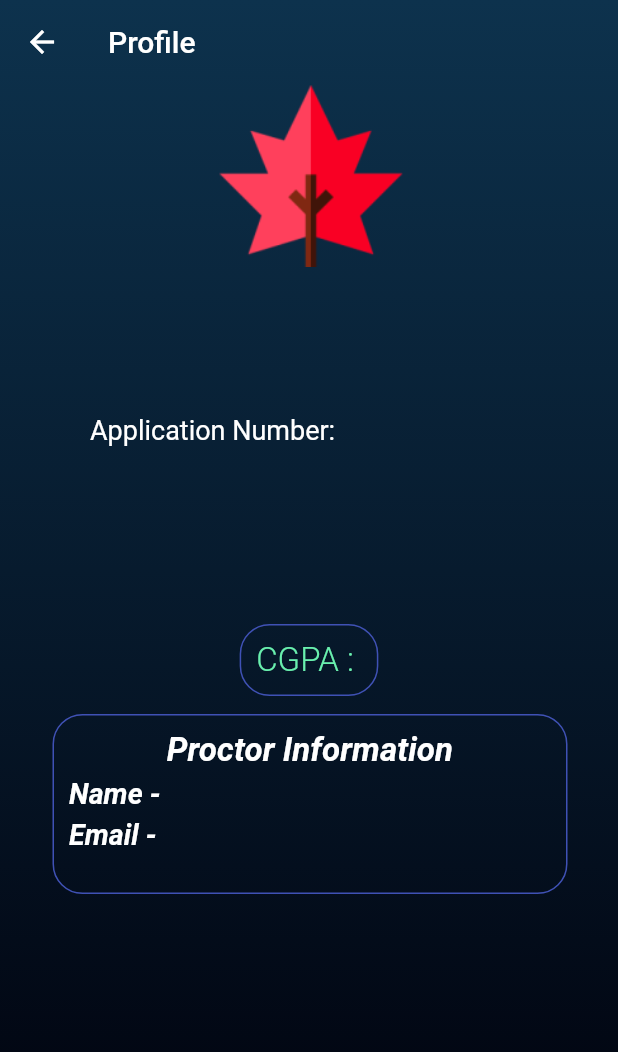
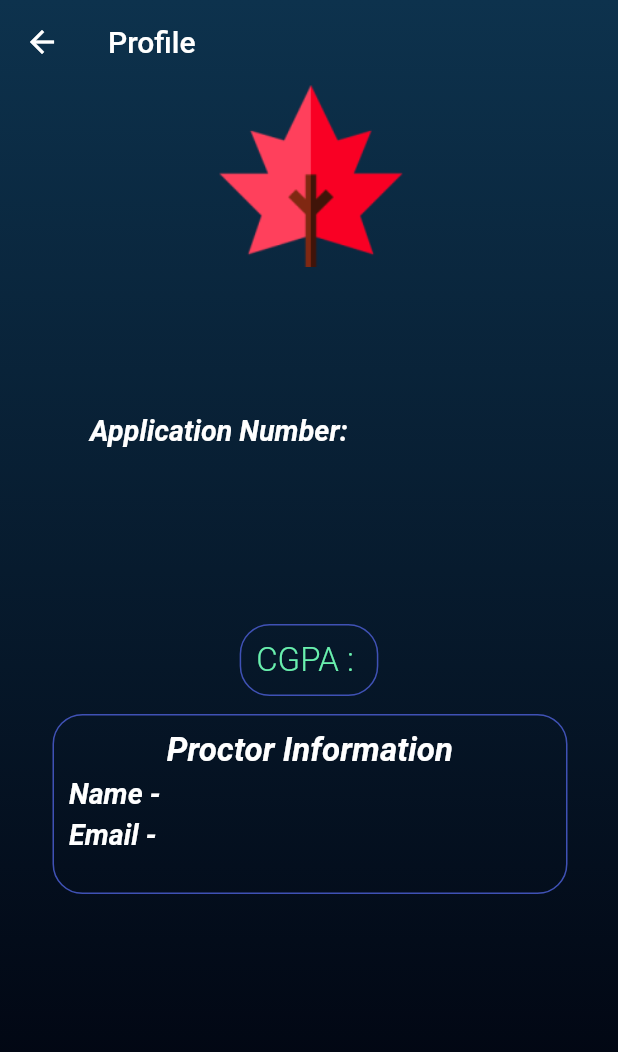
Before and after one commit to mayanktolani19/vitask-flutter, a Flutter app: the Profile screen opened directly with empty values, on a phone screen of 412 x 824 dp. Shown: the top 1052 px of the screen. Run offline on Flutter 3.47's test engine with Material 2 defaults, Android fonts, the phone set to English and light mode, and no system bars; our stand-ins replace animated_text_kit, flutter_local_notifications, font_awesome_flutter, modal_progress_hud, percent_indicator, sembast and 1 more; missing offline and left inert: flutter_circular_chart; accounts and stored records are empty.

Commit message:
Beta version

```diff
--- a/lib/screens/profile.dart
+++ b/lib/screens/profile.dart
@@ -62,29 +62,15 @@ class _ProfileState extends State<Profile> {
             Positioned(
               top: 190,
               left: 60,
-              child: Text(
-                widget.profileData["RegNo"],
-                style: TextStyle(
-                  fontWeight: FontWeight.w400,
-                  fontStyle: FontStyle.normal,
-                  //color: Colors.blue,
-                  fontSize: 20,
-                ),
-              ),
+              child: Texts(widget.profileData["RegNo"], 20),
             ),
 
 //
             Positioned(
               left: 60,
               top: 220,
-              child: Text(
-                'Application Number: ' + widget.profileData["AppNo"],
-                style: TextStyle(
-                  fontWeight: FontWeight.w400,
-                  fontStyle: FontStyle.normal,
-                  fontSize: 18,
-                ),
-              ),
+              child: Texts(
+                  'Application Number: ' + widget.profileData["AppNo"], 19),
             ),
 //
 
@@ -92,14 +78,7 @@ class _ProfileState extends State<Profile> {
               top: 250,
               left: 60,
               right: 60,
-              child: Text(
-                widget.profileData["Branch"],
-                style: TextStyle(
-                  fontWeight: FontWeight.w400,
-                  fontStyle: FontStyle.normal,
-                  fontSize: 20,
-                ),
-              ),
+              child: Texts(widget.profileData["Branch"], 19),
             ),
 //
 //
```
Also changed, not shown: lib/screens/dashboard.dart (+35 -3 lines).
